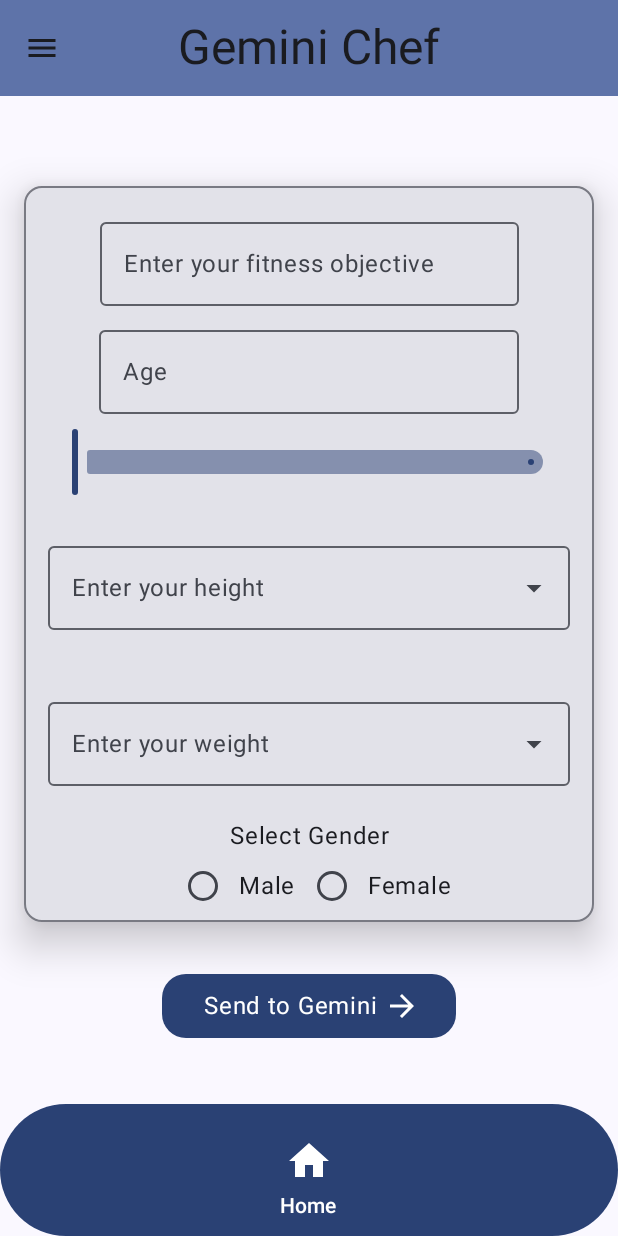
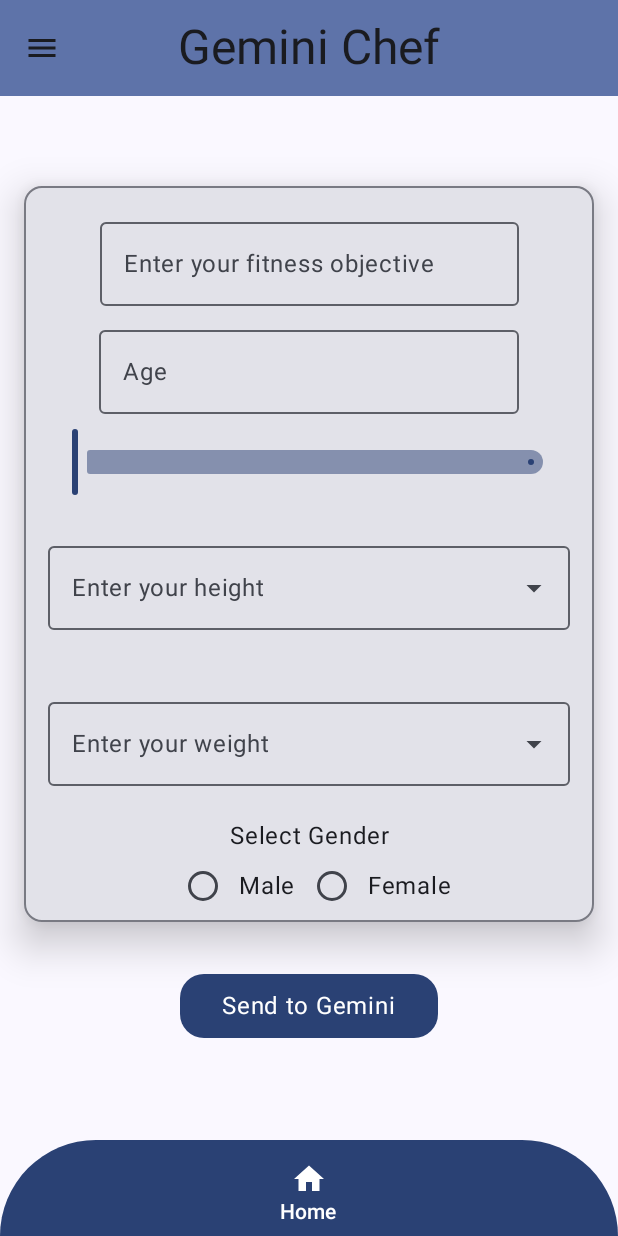
Before and after one commit to teodoradriann/GemiChef, an Android app built with Jetpack Compose: the screen it shows after launch (MainActivity), on a phone screen of 412 x 824 dp. Run offline under Robolectric (Android 15) with nearby library versions, the phone set to English and light mode, and no system bars; libraries missing offline, so code that uses them is left out: com.google.ai.client.

Commit message:
the base app is finished
Signed-off-by: Teodor Adrian Miron <teodormiron75@gmail.com>

````diff
--- a/app/src/main/java/com/example/gemichef/viewmodels/PersonViewModel.kt
+++ b/app/src/main/java/com/example/gemichef/viewmodels/PersonViewModel.kt
@@ -57,7 +57,6 @@ class PersonViewModel : ViewModel() {
 
         - **You must provide the output in JSON format**, following this structure:
 
-        ```json
         {
           "mealPlan": {
             "Monday": {
@@ -77,7 +76,6 @@ class PersonViewModel : ViewModel() {
             "Sunday": { ... }
           }
         }
-        ```
 
         - Use metric units (liters, grams, etc...)
         - Do not omit any days or meals.
--- a/app/src/main/java/com/example/gemichef/views/MainScreen.kt
+++ b/app/src/main/java/com/example/gemichef/views/MainScreen.kt
@@ -1,6 +1,5 @@
 package com.example.gemichef.views
 
-import android.annotation.SuppressLint
 import android.util.Log
 import androidx.annotation.StringRes
 import androidx.compose.animation.AnimatedContentTransitionScope
@@ -12,6 +11,7 @@ import androidx.compose.foundation.layout.height
 import androidx.compose.foundation.layout.padding
 import androidx.compose.material3.DrawerValue
 import androidx.compose.material3.HorizontalDivider
+import androidx.compose.material3.MaterialTheme
 import androidx.compose.material3.ModalDrawerSheet
 import androidx.compose.material3.ModalNavigationDrawer
 import androidx.compose.material3.NavigationDrawerItem
@@ -47,7 +47,6 @@ enum class Screens(@StringRes val title: Int){
     LunchPlannerScreen(title = R.string.lunch_planner)
 }
 
-@SuppressLint("CoroutineCreationDuringComposition")
 @Composable
 fun MainScreen(
     personViewModel: PersonViewModel,
@@ -70,7 +69,8 @@ fun MainScreen(
                 days.forEach { item ->
                     NavigationDrawerItem(
                         label = { Text(text = item,
-                            fontSize = 24.sp) },
+                            fontSize = 24.sp,
+                                style = MaterialTheme.typography.bodyLarge)},
                         selected = false,
                         onClick = {
                             if (uiState.lunchPlan.isNotEmpty() && uiState.selectedDay != item) {
@@ -83,6 +83,9 @@ fun MainScreen(
                         },
                     )
                 }
+                HorizontalDivider()
+                Text("Fitness Informations", modifier = Modifier.padding(16.dp),
+                    fontSize = 32.sp)
             }
         },
         drawerState = drawerState
@@ -112,13 +115,13 @@ fun MainScreen(
                     enterTransition = {
                         slideIntoContainer(
                             AnimatedContentTransitionScope.SlideDirection.Right,
-                            animationSpec = tween(700)
+                            animationSpec = tween(500)
                         )
                     },
                     exitTransition = {
                         slideOutOfContainer(
                             AnimatedContentTransitionScope.SlideDirection.Left,
-                            animationSpec = tween(700)
+                            animationSpec = tween(500)
                         )
                     }
                 ) {
--- a/app/src/main/java/com/example/gemichef/views/ui/elements/BottomBar.kt
+++ b/app/src/main/java/com/example/gemichef/views/ui/elements/BottomBar.kt
@@ -1,5 +1,6 @@
 package com.example.gemichef.views.ui.elements
 
+import androidx.compose.foundation.layout.fillMaxWidth
 import androidx.compose.foundation.layout.height
 import androidx.compose.foundation.layout.offset
 import androidx.compose.foundation.layout.size
@@ -31,9 +32,11 @@ fun BottomBar(
     NavigationBar(
         containerColor = MaterialTheme.colorScheme.primary,
         contentColor = MaterialTheme.colorScheme.onPrimary,
+        tonalElevation = 4.dp,
         modifier = modifier
-            .clip(RoundedCornerShape(60.dp))
-            .height(88.dp)
+            .fillMaxWidth()
+            .height(64.dp)
+            .clip(RoundedCornerShape(topStart = 64.dp, topEnd = 64.dp))
     ) {
         NavigationBarItem(
             icon = {
@@ -41,14 +44,14 @@ fun BottomBar(
                     imageVector = Icons.Default.Home,
                     contentDescription = "Home",
                     tint = MaterialTheme.colorScheme.onPrimary,
-                    modifier = Modifier.size(32.dp)
+                    modifier = Modifier.size(24.dp)
                 )
             },
             label = { Text(
                 stringResource(R.string.home),
                 style = MaterialTheme.typography.labelLarge,
                 color = MaterialTheme.colorScheme.onPrimary,
-                modifier = modifier.offset(y = (-4).dp))},
+                modifier = modifier.offset(y = (-8).dp))},
             selected = false,
             onClick = {
                 val currentRoute = navController.currentBackStackEntry?.destination?.route
--- a/app/src/main/java/com/example/gemichef/views/ui/elements/GeminiButton.kt
+++ b/app/src/main/java/com/example/gemichef/views/ui/elements/GeminiButton.kt
@@ -2,10 +2,7 @@ package com.example.gemichef.views.ui.elements
 
 import androidx.compose.foundation.layout.Row
 import androidx.compose.foundation.layout.padding
-import androidx.compose.material.icons.Icons
-import androidx.compose.material.icons.filled.ArrowForward
 import androidx.compose.material3.Button
-import androidx.compose.material3.Icon
 import androidx.compose.material3.MaterialTheme
 import androidx.compose.material3.Text
 import androidx.compose.runtime.Composable
@@ -31,11 +28,6 @@ fun GeminiButton(
                     color = MaterialTheme.colorScheme.onPrimary,
                     modifier = modifier.padding(4.dp)
                 )
-                Icon(
-                    imageVector = Icons.Default.ArrowForward,
-                    contentDescription = "Send to Gemini",
-                    tint = MaterialTheme.colorScheme.onPrimary
-                )
             }
         }
 }
````
Also changed, not shown: app/src/main/java/com/example/gemichef/views/MealsScreen.kt (renamed from app/src/main/java/com/example/gemichef/views/LunchesScreen.kt).
